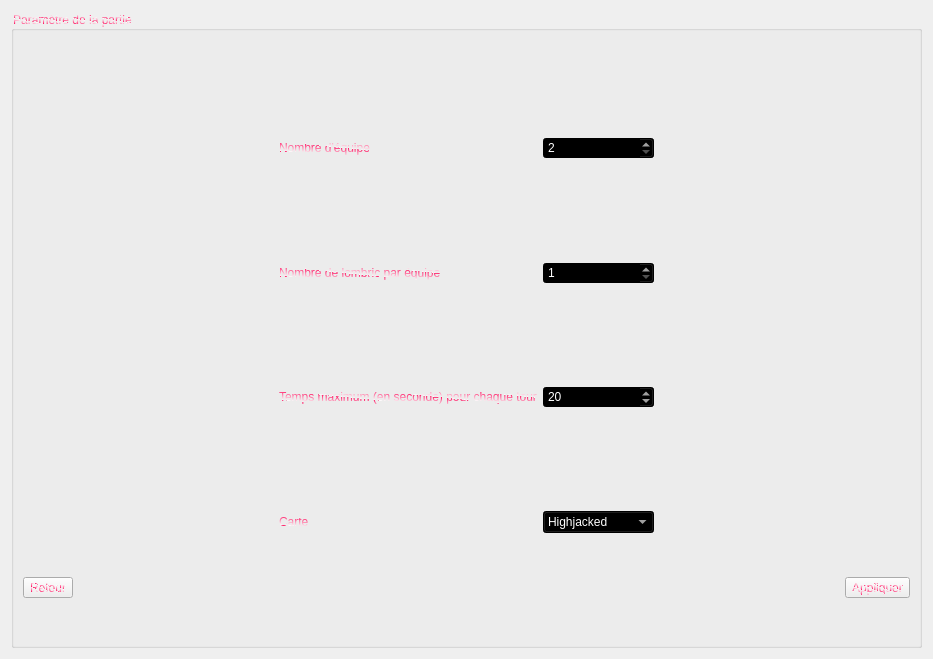
Old version of the form Client/UI/Parametre_PartieQt.ui in the repository Minigrim0/LombricABrac.
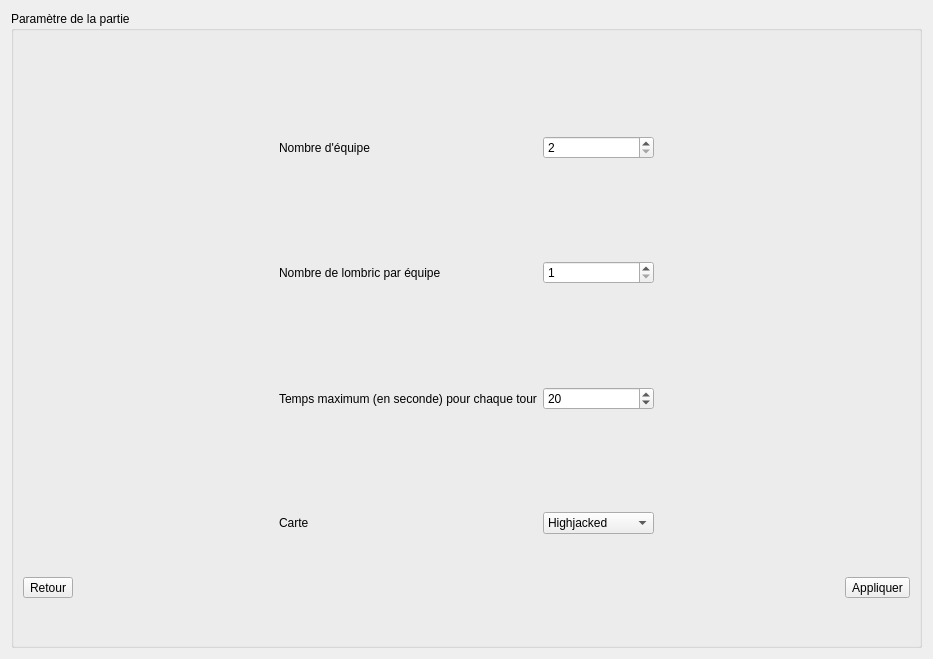
New version of the form. Icons and pictures are not drawn.

The edit to the form file:
```diff
--- a/Client/UI/Parametre_PartieQt.ui
+++ b/Client/UI/Parametre_PartieQt.ui
@@ -21,7 +21,7 @@
    <item>
     <widget class="QGroupBox" name="Parametre_PartiegroupBox">
      <property name="styleSheet">
-      <string notr="true">color: qlineargradient(spread:repeat, x1:0.835821, y1:0.119, x2:1, y2:0, stop:0 rgba(255, 28, 103, 255), stop:1 rgba(255, 255, 255, 255));</string>
+      <string notr="true"/>
      </property>
      <property name="title">
       <string>Paramètre de la partie</string>
@@ -58,8 +58,7 @@
         <item row="1" column="2">
          <widget class="QSpinBox" name="Nombre_equipespinBox">
           <property name="styleSheet">
-           <string notr="true">background-color: rgb(0, 0, 0);
-color: rgb(255, 255, 255);</string>
+           <string notr="true"/>
           </property>
           <property name="frame">
            <bool>true</bool>
@@ -98,8 +97,7 @@
         <item row="7" column="2">
          <widget class="QComboBox" name="CartecomboBox">
           <property name="styleSheet">
-           <string notr="true">background-color: rgb(0, 0, 0);
-color: rgb(255, 255, 255);</string>
+           <string notr="true"/>
           </property>
           <item>
            <property name="text">
@@ -134,8 +132,7 @@
         <item row="3" column="2">
          <widget class="QSpinBox" name="Nombre_lombricspinBox">
           <property name="styleSheet">
-           <string notr="true">background-color: rgb(0, 0, 0);
-color: rgb(255, 255, 255);</string>
+           <string notr="true"/>
           </property>
           <property name="minimum">
            <number>1</number>
@@ -214,8 +211,7 @@
         <item row="5" column="2">
          <widget class="QSpinBox" name="Temps_TourspinBox">
           <property name="styleSheet">
-           <string notr="true">background-color: rgb(0, 0, 0);
-color: rgb(255, 255, 255);</string>
+           <string notr="true"/>
           </property>
           <property name="minimum">
            <number>10</number>
```
Left out of the diff: 3 changed lines with no effect on the pictures.
